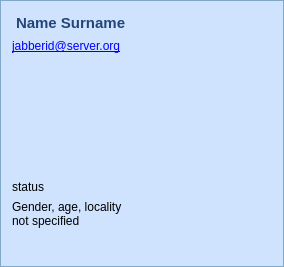
Above: src/tools/customwidgets/contacttooltip_base.ui from AlekSi/Jabbin before the change. Below: the same form after it.
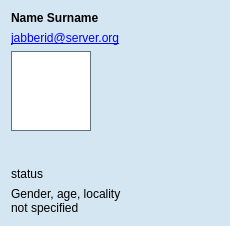
That is the form after the change. Icons and pictures are not drawn.

```diff
--- a/src/tools/customwidgets/contacttooltip_base.ui
+++ b/src/tools/customwidgets/contacttooltip_base.ui
@@ -1,24 +1,36 @@
 <ui version="4.0" >
  <class>ContactTooltipBase</class>
- <widget class="QWidget" name="ContactTooltipBase" >
-  <property name="geometry" >
+ <widget class="QWidget" name="ContactTooltipBase">
+  <property name="geometry">
    <rect>
     <x>0</x>
     <y>0</y>
-    <width>284</width>
-    <height>267</height>
+    <width>230</width>
+    <height>226</height>
    </rect>
   </property>
-  <property name="windowTitle" >
+  <property name="minimumSize">
+   <size>
+    <width>230</width>
+    <height>200</height>
+   </size>
+  </property>
+  <property name="maximumSize">
+   <size>
+    <width>230</width>
+    <height>226</height>
+   </size>
+  </property>
+  <property name="windowTitle">
    <string>Form</string>
   </property>
-  <property name="styleSheet" >
-   <string notr="true" >#ContactTooltipBase {
-    border: 1px solid #81a8c6;
-	/*background-image: url(:/customwidgets/data/window_background_crop.png);
-    background-repeat: repeat-x;*/
-    background-color: #cfe3ff;
-    /*background-attachment: fixed;*/
+  <property name="styleSheet">
+   <string notr="true">#ContactTooltipBase {
+    border: none;
+	background-image: url(:/customwidgets/data/window_background_crop.png);
+    background-repeat: repeat-x;
+    background-color: #d5e6f3;
+    background-attachment: fixed;
     selection-background-color: white;
     selection-color: black;
 }
@@ -29,52 +41,39 @@
 
 QLabel#labelName {
   font-weight: bold;
-  margin-top: 3px;
-  font-size: 15px;
-  height: 20px;
-  border-bottom: 1px solid #234578;
-  color: #234578;
 }
 
 QPushButton {
    min-height: 1em;
-   padding: 0px 8px;
-   color: #234578;
+   padding: 0px 4px;
+   color: navy;
    border: none;
    background: none;
    text-decoration: none;
    text-align: left;
-   /*border: 0px;
-   border-image: url(:/customwidgets/generic/data/button.png) 2px;*/
 }
 
 QPushButton:disabled {
    color: rgba(0, 0, 0, 128);
 }
 
-/*QPushButton:focus {
-   border-image: url(:/customwidgets/generic/data/button_focus.png) 2px;
-}*/
-
 QPushButton:hover {
    /*border-image: url(:/customwidgets/generic/data/button_hover.png) 2px;*/
    text-decoration: underline;
    color: rgb(100, 100, 255);
 }
 
-/*QPushButton:hover:focus {
-   border-image: url(:/customwidgets/generic/data/button_hover_focus.png) 2px;
-}
-
-QPushButton:pressed {
-   border-image: url(:/customwidgets/generic/data/button_pressed.png) 2px;
-}*/</string>
-  </property><layout class="QGridLayout" name="gridLayout">
-   <item row="0" column="0">
+#frameAvatar {
+    background-color: white;
+    border: 1px solid rgb(94, 114, 127);
+}</string>
+  </property>
+  <layout class="QVBoxLayout" name="verticalLayout_2">
+   <item>
     <widget class="QLabel" name="labelName">
      <property name="maximumSize">
       <size>
-       <width>270</width>
+       <width>230</width>
        <height>16777215</height>
       </size>
      </property>
@@ -92,11 +91,11 @@
      </property>
     </widget>
    </item>
-   <item row="1" column="0">
+   <item>
     <widget class="QLabel" name="labelJID">
      <property name="maximumSize">
       <size>
-       <width>270</width>
+       <width>230</width>
        <height>16777215</height>
       </size>
      </property>
@@ -105,62 +104,103 @@
      </property>
     </widget>
    </item>
-   <item row="2" column="0">
+   <item>
     <layout class="QHBoxLayout" name="horizontalLayout">
      <item>
       <layout class="QVBoxLayout" name="verticalLayout">
        <item>
-        <widget class="QToolButton" name="buttonAvatar">
+        <widget class="QFrame" name="frameAvatar">
          <property name="minimumSize">
           <size>
-           <width>90</width>
-           <height>90</height>
+           <width>80</width>
+           <height>80</height>
           </size>
          </property>
-         <property name="maximumSize">
-          <size>
-           <width>128</width>
-           <height>128</height>
-          </size>
-         </property>
-         <property name="text">
-          <string/>
-         </property>
-         <property name="iconSize">
-          <size>
-           <width>128</width>
-           <height>128</height>
-          </size>
-         </property>
-        </widget>
-       </item>
-       <item>
-        <widget class="QLabel" name="labelStatus">
-         <property name="maximumSize">
-          <size>
-           <width>128</width>
-           <height>16777215</height>
-          </size>
-         </property>
-         <property name="text">
-          <string>status</string>
-         </property>
-        </widget>
-       </item>
-       <item>
-        <widget class="QLabel" name="labelDescription">
-         <property name="maximumSize">
-          <size>
-           <width>128</width>
-           <height>16777215</height>
-          </size>
-         </property>
-         <property name="text">
-          <string>Gender, age, locality not specified</string>
-         </property>
-         <property name="wordWrap">
-          <bool>true</bool>
-         </property>
+         <layout class="QGridLayout" name="gridLayout">
+          <property name="margin">
+           <number>0</number>
+          </property>
+          <property name="spacing">
+           <number>0</number>
+          </property>
+          <item row="0" column="1">
+           <spacer name="verticalSpacer_2">
+            <property name="orientation">
+             <enum>Qt::Vertical</enum>
+            </property>
+            <property name="sizeHint" stdset="0">
+             <size>
+              <width>20</width>
+              <height>6</height>
+             </size>
+            </property>
+           </spacer>
+          </item>
+          <item row="1" column="0">
+           <spacer name="horizontalSpacer">
+            <property name="orientation">
+             <enum>Qt::Horizontal</enum>
+            </property>
+            <property name="sizeHint" stdset="0">
+             <size>
+              <width>7</width>
+              <height>20</height>
+             </size>
+            </property>
+           </spacer>
+          </item>
+          <item row="1" column="1">
+           <widget class="QToolButton" name="buttonAvatar">
+            <property name="minimumSize">
+             <size>
+              <width>64</width>
+              <height>64</height>
+             </size>
+            </property>
+            <property name="maximumSize">
+             <size>
+              <width>64</width>
+              <height>64</height>
+             </size>
+            </property>
+            <property name="text">
+             <string/>
+            </property>
+            <property name="iconSize">
+             <size>
+              <width>64</width>
+              <height>64</height>
+             </size>
+            </property>
+           </widget>
+          </item>
+          <item row="1" column="2">
+           <spacer name="horizontalSpacer_2">
+            <property name="orientation">
+             <enum>Qt::Horizontal</enum>
+            </property>
+            <property name="sizeHint" stdset="0">
+             <size>
+              <width>7</width>
+              <height>20</height>
+             </size>
+            </property>
+           </spacer>
+          </item>
+          <item row="2" column="1">
+           <spacer name="verticalSpacer_3">
+            <property name="orientation">
+             <enum>Qt::Vertical</enum>
+            </property>
+            <property name="sizeHint" stdset="0">
+             <size>
+              <width>20</width>
+              <height>6</height>
+             </size>
+            </property>
+           </spacer>
+          </item>
+         </layout>
         </widget>
        </item>
        <item>
@@ -183,12 +223,12 @@
        <property name="minimumSize">
         <size>
          <width>128</width>
-         <height>0</height>
+         <height>128</height>
         </size>
        </property>
        <property name="maximumSize">
         <size>
-         <width>125</width>
+         <width>128</width>
          <height>16777215</height>
         </size>
        </property>
@@ -202,6 +242,35 @@
      </item>
     </layout>
    </item>
+   <item>
+    <widget class="QLabel" name="labelStatus">
+     <property name="maximumSize">
+      <size>
+       <width>128</width>
+       <height>16777215</height>
+      </size>
+     </property>
+     <property name="text">
+      <string>status</string>
+     </property>
+    </widget>
+   </item>
+   <item>
+    <widget class="QLabel" name="labelDescription">
+     <property name="maximumSize">
+      <size>
+       <width>128</width>
+       <height>16777215</height>
+      </size>
+     </property>
+     <property name="text">
+      <string>Gender, age, locality not specified</string>
+     </property>
+     <property name="wordWrap">
+      <bool>true</bool>
+     </property>
+    </widget>
+   </item>
   </layout>
  </widget>
  <resources>
```
Left out of the diff: 5 changed lines with no effect on the pictures.
